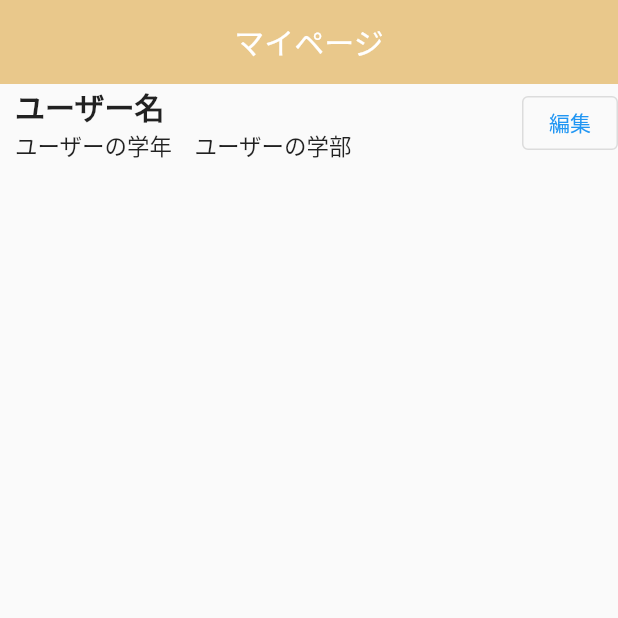
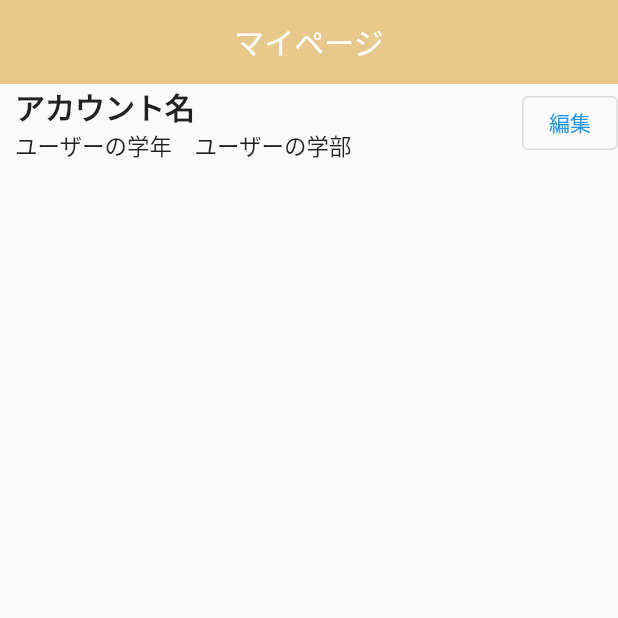
Before and after one commit to fortune-programming/note_app, a Flutter app: the screen it shows after launch, item 2 of the bottom bar chosen, on a phone screen of 412 x 824 dp, the top half of it. Run offline on Flutter 3.47's test engine with Material 2 defaults, Android fonts, the phone set to English and light mode, and no system bars; our stand-ins replace cloud_firestore, firebase_auth, firebase_core, firebase_storage, image_picker; accounts and stored records are empty.

Commit message:
recreat Mypage.dart

```diff
--- a/lib/view/Mypage/Mypage.dart
+++ b/lib/view/Mypage/Mypage.dart
@@ -41,7 +41,7 @@ class _MypageState extends State<Mypage> {
                       Column(
                        crossAxisAlignment: CrossAxisAlignment.start,
                        children: [
-                        Text('ユーザー名', style: TextStyle(fontSize: 20, fontWeight: FontWeight.bold),),
+                        Text('アカウント名', style: TextStyle(fontSize: 20, fontWeight: FontWeight.bold),),
                         Text('ユーザーの学年　ユーザーの学部', style: TextStyle(fontSize: 15),),
                        ],
                       )
```
